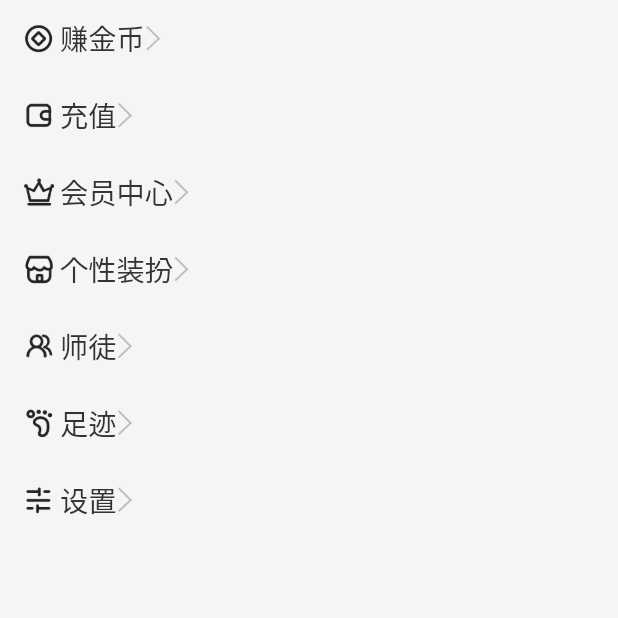
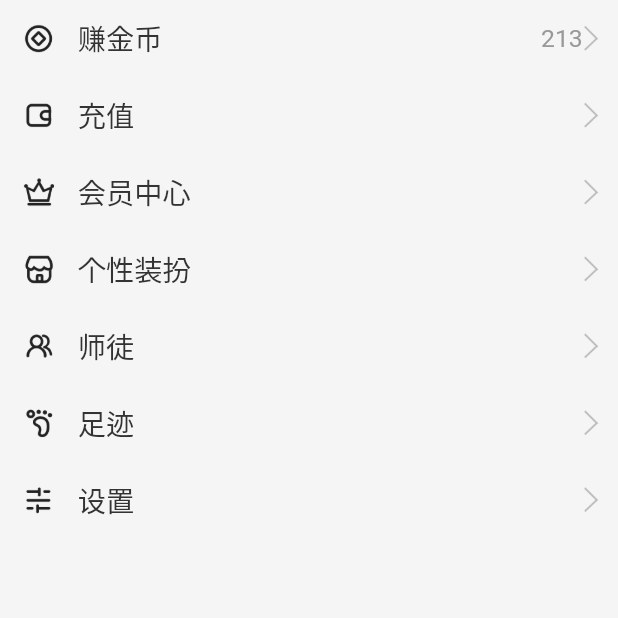
Before and after one commit to lanzhu1993/flutter_yuwan_clone, a Flutter app: the MinePage screen opened directly, on a phone screen of 412 x 824 dp, the top half of it. Run offline on Flutter 3.47's test engine with Material 2 defaults, Android fonts, the phone set to English and light mode, and no system bars; drawn by our look-alikes of oktoast; our stand-ins replace cached_network_image, fluro, flutter_screenutil, pull_to_refresh; missing offline and left inert: svgaplayer_flutter; statements that could not run were skipped.

Commit message:
update : 我的页面菜单栏完善

```diff
--- a/lib/pages/mine/mine_page.dart
+++ b/lib/pages/mine/mine_page.dart
@@ -27,7 +27,7 @@ class _MinePageState extends State<MinePage> {
   Widget _buildMineMenu() {
     return Column(
       children: <Widget>[
-        MineMenuWidget(icon:"assets/images/icon_me_task.png",title: StringRes.mineCoins,content: "",),
+        MineMenuWidget(icon:"assets/images/icon_me_task.png",title: StringRes.mineCoins,content: "213",),
         MineMenuWidget(icon:"assets/images/icon_me_coin.png",title: StringRes.mineBy,content: "",),
         MineMenuWidget(icon:"assets/images/icon_me_item_vip.png",title: StringRes.mineVIP,content: "",),
         MineMenuWidget(icon:"assets/images/icon_me_ornament.png",title: StringRes.minePacket,content: "",),
--- a/lib/widget/mine_menu_widget.dart
+++ b/lib/widget/mine_menu_widget.dart
@@ -17,14 +17,18 @@ class MineMenuWidget extends StatelessWidget {
         margin: EdgeInsets.symmetric(horizontal: ScreenAdapter.width(10)),
         height: ScreenAdapter.height(42),
         child: Row(
-          mainAxisAlignment: MainAxisAlignment.start,
+          mainAxisAlignment: MainAxisAlignment.spaceAround,
           crossAxisAlignment: CrossAxisAlignment.center,
           children: <Widget>[
-            Image.asset(
-              icon,
-              width: ScreenAdapter.width(24),
+            Container(
+                margin: EdgeInsets.only(right: ScreenAdapter.width(10)),
+                child: Image.asset(
+                  icon,
+                  width: ScreenAdapter.width(24),
+                ),
             ),
-            Flexible(
+
+            Expanded(
               flex: 1,
               child: Text(
                 title,
@@ -36,6 +40,7 @@ class MineMenuWidget extends StatelessWidget {
             ),
             Text(
               content,
+              textAlign: TextAlign.end,
               style: TextStyle(
                   color: ColorRes.colorNormal,
                   fontSize: ScreenAdapter.size(14)),
```
